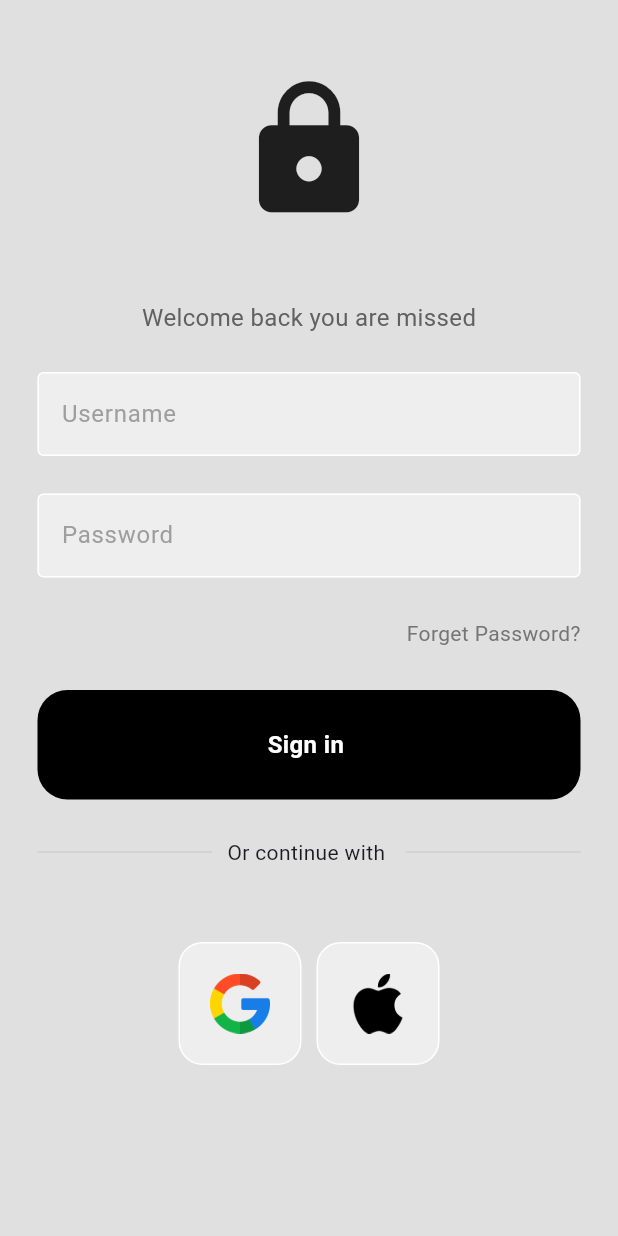
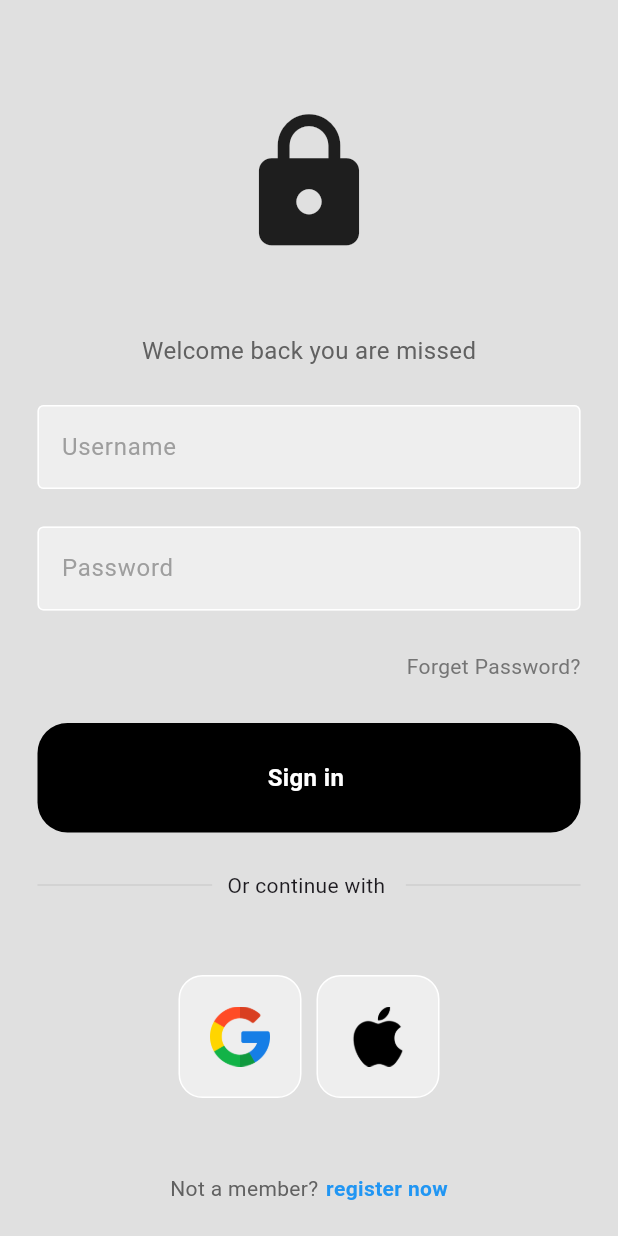
Before and after one commit to anuteshome/Firebase_authentication, a Flutter app: the screen it shows after launch, on a phone screen of 412 x 824 dp. Run offline on Flutter 3.47's test engine with Material 3 defaults, Android fonts, the phone set to English and light mode, and no system bars.

Commit message:
fanalizing the UI

```diff
--- a/lib/pages/HomePage.dart
+++ b/lib/pages/HomePage.dart
@@ -19,6 +19,7 @@
       body:SafeArea(
         child:Center(
       child:Column(
+        mainAxisAlignment: MainAxisAlignment.center,
         children: [
            const SizedBox(height: 50),
            const Icon(Icons.lock,size: 100),
@@ -80,6 +81,19 @@
 const SizedBox(width: 10,),
                 SquareTie(imagePath: 'lib/images/apple.png')
                  ],),
+const SizedBox(height: 50,),
+Row(
+  mainAxisAlignment: MainAxisAlignment.center,
+  children: [
+    Text("Not a member?",style: TextStyle(color: Colors.grey[700]),),
+const SizedBox(width: 5,),
+    Text("register now",
+    style: TextStyle(color: Colors.blue,
+    fontWeight: FontWeight.bold),
+    )
+  ],
+)
+
         ],
       )
       )
```
